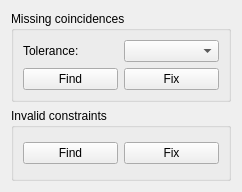
This is src/Mod/Sketcher/Gui/TaskSketcherValidation.ui in berndhahnebach/All_FreeCAD as Qt 5 draws it before an edit. The edited form follows.
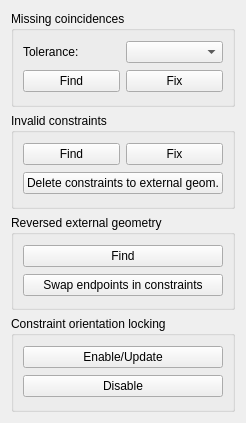
This is the edited form.

Commit message:
Sketch:Validation: swap endpoints for reversed + constraint orientation locking controls
Added buttons to port sketches to CCW-emulation Sketcher.

Bonus =) : Added constraint orientation lock/unlock buttons (affects
point-wise modes of tangent and perpendicular constraints so far)

Diff of the .ui file:
```diff
--- a/src/Mod/Sketcher/Gui/TaskSketcherValidation.ui
+++ b/src/Mod/Sketcher/Gui/TaskSketcherValidation.ui
@@ -7,13 +7,43 @@
     <x>0</x>
     <y>0</y>
     <width>242</width>
-    <height>192</height>
+    <height>423</height>
    </rect>
   </property>
   <property name="windowTitle">
    <string>Sketcher validation</string>
   </property>
   <layout class="QGridLayout" name="gridLayout_3">
+   <item row="2" column="0">
+    <widget class="QGroupBox" name="groupBox_2">
+     <property name="title">
+      <string>Invalid constraints</string>
+     </property>
+     <layout class="QGridLayout" name="gridLayout_2">
+      <item row="0" column="1">
+       <widget class="QPushButton" name="fixConstraint">
+        <property name="text">
+         <string>Fix</string>
+        </property>
+       </widget>
+      </item>
+      <item row="0" column="0">
+       <widget class="QPushButton" name="findConstraint">
+        <property name="text">
+         <string>Find</string>
+        </property>
+       </widget>
+      </item>
+      <item row="1" column="0" colspan="2">
+       <widget class="QPushButton" name="delConstrExtr">
+        <property name="text">
+         <string>Delete constraints to external geom.</string>
+        </property>
+       </widget>
+      </item>
+     </layout>
+    </widget>
+   </item>
    <item row="0" column="0">
     <widget class="QGroupBox" name="groupBox">
      <property name="title">
@@ -47,23 +77,46 @@
      </layout>
     </widget>
    </item>
-   <item row="1" column="0">
-    <widget class="QGroupBox" name="groupBox_2">
+   <item row="4" column="0">
+    <widget class="QGroupBox" name="groupBox_3">
      <property name="title">
-      <string>Invalid constraints</string>
+      <string>Reversed external geometry</string>
      </property>
-     <layout class="QGridLayout" name="gridLayout_2">
+     <layout class="QGridLayout" name="gridLayout_4">
       <item row="0" column="0">
-       <widget class="QPushButton" name="findConstraint">
+       <widget class="QPushButton" name="findReversed">
         <property name="text">
          <string>Find</string>
         </property>
        </widget>
       </item>
-      <item row="0" column="1">
-       <widget class="QPushButton" name="fixConstraint">
+      <item row="1" column="0">
+       <widget class="QPushButton" name="swapReversed">
         <property name="text">
-         <string>Fix</string>
+         <string>Swap endpoints in constraints</string>
+        </property>
+       </widget>
+      </item>
+     </layout>
+    </widget>
+   </item>
+   <item row="5" column="0">
+    <widget class="QGroupBox" name="groupBox_4">
+     <property name="title">
+      <string>Constraint orientation locking</string>
+     </property>
+     <layout class="QGridLayout" name="gridLayout_5">
+      <item row="0" column="0">
+       <widget class="QPushButton" name="orientLockEnable">
+        <property name="text">
+         <string>Enable/Update</string>
+        </property>
+       </widget>
+      </item>
+      <item row="1" column="0">
+       <widget class="QPushButton" name="orientLockDisable">
+        <property name="text">
+         <string>Disable</string>
         </property>
        </widget>
       </item>
```
The commit also changes 4 other files.
